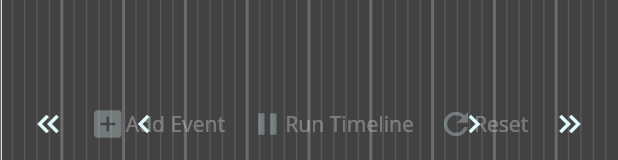
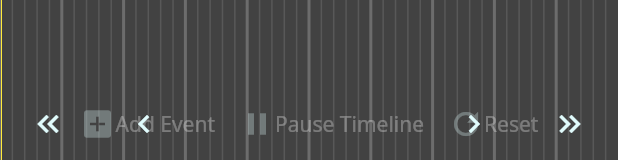
Before and after one commit to echocues/echo-v2, a Flutter app: the TimelineEditor widget shown alone on an empty page, opened directly with empty values, item 2 of the bottom bar chosen, on a phone screen of 412 x 824 dp. Shown: the part 1076-1236 px from the top of the screen. Run offline on Flutter 3.47's test engine with Material 2 defaults, Android fonts, the light colour scheme and no system bars; our stand-ins replace audioplayers, file_picker, google_fonts, shared_preferences; accounts and stored records are empty; network calls fail.

Commit message:
Run Timeline now changes text to Pause Timeline when running

```diff
--- a/lib/pages/project_details/timeline_editor.dart
+++ b/lib/pages/project_details/timeline_editor.dart
@@ -111,7 +111,7 @@ class _TimelineEditorState extends State<TimelineEditor> {
                       mainAxisSize: MainAxisSize.min,
                       children: [
                         Icon(_timeRunner == null ? Icons.play_arrow_outlined : Icons.pause_outlined),
-                        TextHelper.normal(ctx, "Run Timeline"),
+                        TextHelper.normal(ctx, _timeRunner == null ? "Run Timeline" : "Pause Timeline"),
                       ],
                     ),
                   ),
```
